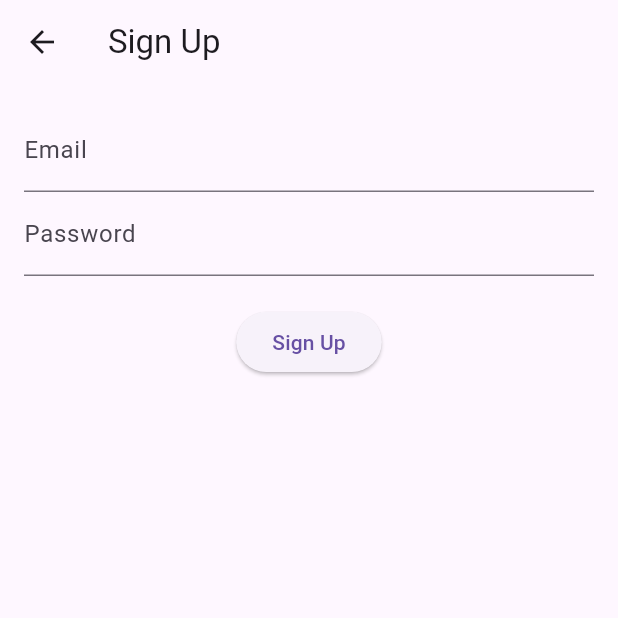
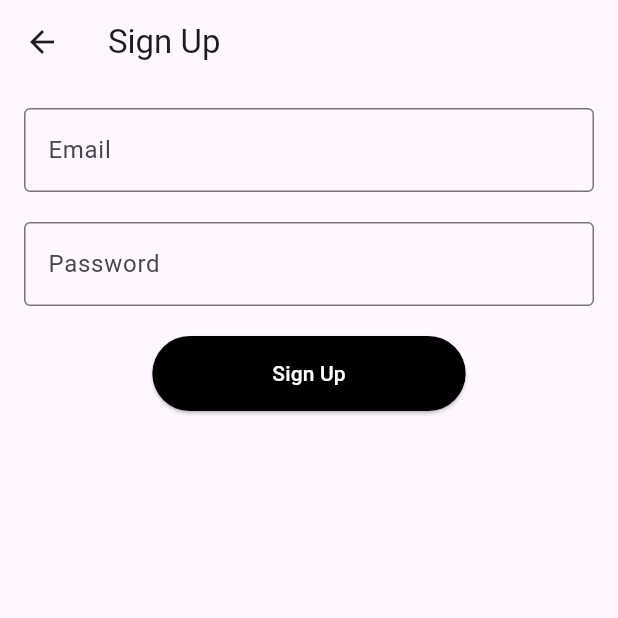
Before and after one commit to zliu46/partners, a Flutter app: the SignUpPage screen opened by its route, on a phone screen of 412 x 824 dp, the top half of it. Run offline on Flutter 3.47's test engine with Material 3 defaults, Android fonts, the phone set to English and light mode, and no system bars; our stand-ins replace firebase_auth, firebase_core; accounts and stored records are empty.

Commit message:
Update the design of log in and sign up buttons

```diff
--- a/lib/login_page.dart
+++ b/lib/login_page.dart
@@ -13,19 +13,7 @@ class _LoginPageState extends State<LoginPage> {
   final TextEditingController _passwordController = TextEditingController();
   final FirebaseAuth _auth = FirebaseAuth.instance;
 
-  Future<void> _signIn() async {
-    try {
-      await _auth.signInWithEmailAndPassword(
-        email: _emailController.text.trim(),
-        password: _passwordController.text.trim(),
-      );
-      Navigator.pushReplacementNamed(context, '/home'); // Navigate to home page
-    } catch (e) {
-      ScaffoldMessenger.of(context).showSnackBar(
-        SnackBar(content: Text("Login failed: ${e.toString()}")),
-      );
-    }
-  }
+
 
   @override
   Widget build(BuildContext context) {
@@ -113,4 +101,18 @@ class _LoginPageState extends State<LoginPage> {
       ),
     );
   }
+
+  Future<void> _signIn() async {
+    try {
+      await _auth.signInWithEmailAndPassword(
+        email: _emailController.text.trim(),
+        password: _passwordController.text.trim(),
+      );
+      Navigator.pushReplacementNamed(context, '/home'); // Navigate to home page
+    } catch (e) {
+      ScaffoldMessenger.of(context).showSnackBar(
+        SnackBar(content: Text("Login failed: ${e.toString()}")),
+      );
+    }
+  }
 }
--- a/lib/sign_up_page.dart
+++ b/lib/sign_up_page.dart
@@ -40,17 +40,31 @@ class _SignUpPageState extends State<SignUpPage> {
             TextField(
               controller: _emailController,
               keyboardType: TextInputType.emailAddress,
-              decoration: const InputDecoration(labelText: "Email"),
+              decoration: const InputDecoration(labelText: "Email",
+                border: OutlineInputBorder(),
+              ),
             ),
+            const SizedBox(height: 20),
             TextField(
               controller: _passwordController,
               obscureText: true,
-              decoration: const InputDecoration(labelText: "Password"),
+              decoration: const InputDecoration(labelText: "Password",
+                border: OutlineInputBorder(),
+              ),
             ),
             const SizedBox(height: 20),
             ElevatedButton(
               onPressed: _signUp,
-              child: const Text("Sign Up"),
+              child: const Text("Sign Up",
+                style: TextStyle(color: Colors.white),
+              ),
+              style: ElevatedButton.styleFrom(
+                backgroundColor: Colors.black,
+                padding: const EdgeInsets.symmetric(
+                  horizontal: 80,
+                  vertical: 15,
+                ),
+              )
             ),
           ],
         ),
```
